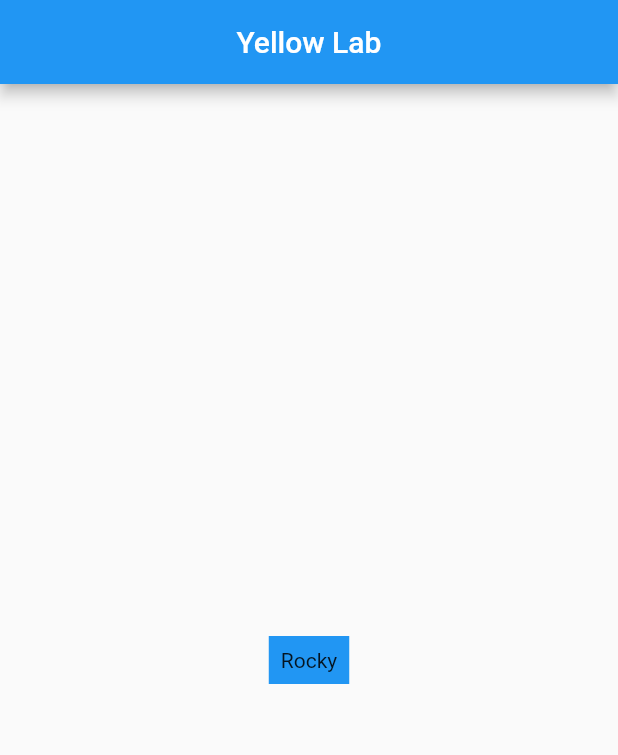
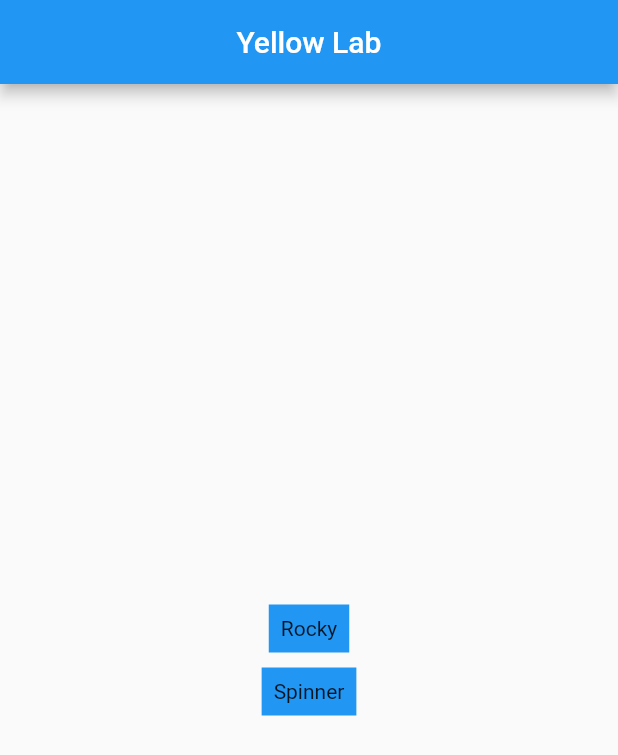
Before and after one commit to devcraftmyit/rt01_0080_yt_flutter101_01, a Flutter app: the screen it shows after launch, on a phone screen of 412 x 824 dp. Shown: the top 755 px of the screen. Run offline on Flutter 3.47's test engine with Material 2 defaults, Android fonts, the phone set to English and light mode, and no system bars.

Commit message:
002. Layout with a [ Column ] widget.

```diff
--- a/lib/src/myapp.dart
+++ b/lib/src/myapp.dart
@@ -15,17 +15,29 @@ class MyApp extends StatelessWidget {
                 ),
             ),
         ),
-        body: const Center(
-              child: DecoratedBox(
-              decoration: BoxDecoration(color: Colors.blue
+        body: Center(
+              child:  Column(
+                mainAxisAlignment: MainAxisAlignment.center,
+                children: const [
+                  DecoratedBox(
+                    decoration: BoxDecoration(color: Colors.blue
+                    ),
+                    child: Padding(
+                      padding: EdgeInsets.all(8.0),
+                      child: Text('Rocky'),
+                    )
+                  ),
+                  SizedBox(height: 10.0,),
+                  DecoratedBox(
+                    decoration: BoxDecoration(color: Colors.blue
+                    ),
+                    child: Padding(
+                      padding: EdgeInsets.all(8.0),
+                      child: Text('Spinner'),
+                    )
+                  )
+                ],
               ),
-              child:  Padding(
-                padding: EdgeInsets.all(8.0),
-                child: Text(
-                  'Rocky',
-                ),
-              )
-          ),
         ),
       )
     );
```
